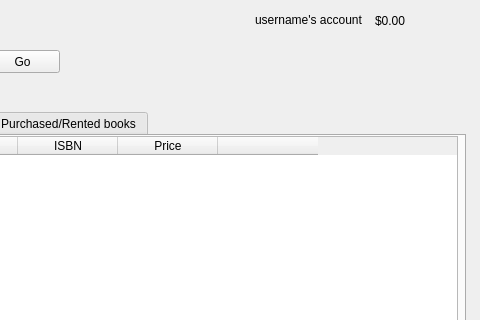
This is mainwindow.ui in mprevir/bookstore_customer as Qt 5 draws it before an edit; both pictures show x 205 to 685 and y 0 to 320 of the 685 by 468 pixel window. The edited form follows.
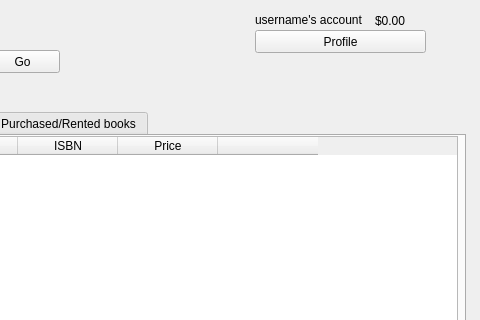
This is the edited form.

Commit message: add profile settings dialog

What changed in the file:
```diff
--- a/mainwindow.ui
+++ b/mainwindow.ui
@@ -368,6 +368,26 @@
      <string>Go</string>
     </property>
    </widget>
+   <widget class="QPushButton" name="pushButton_account">
+    <property name="geometry">
+     <rect>
+      <x>460</x>
+      <y>30</y>
+      <width>171</width>
+      <height>23</height>
+     </rect>
+    </property>
+    <property name="text">
+     <string>Profile</string>
+    </property>
+   </widget>
+   <zorder>pushButton_account</zorder>
+   <zorder>label</zorder>
+   <zorder>label_2</zorder>
+   <zorder>tabWidget</zorder>
+   <zorder>label_3</zorder>
+   <zorder>lineEdit</zorder>
+   <zorder>pushButton</zorder>
   </widget>
  </widget>
  <layoutdefault spacing="6" margin="11"/>
```
The commit also changes 10 other files.
